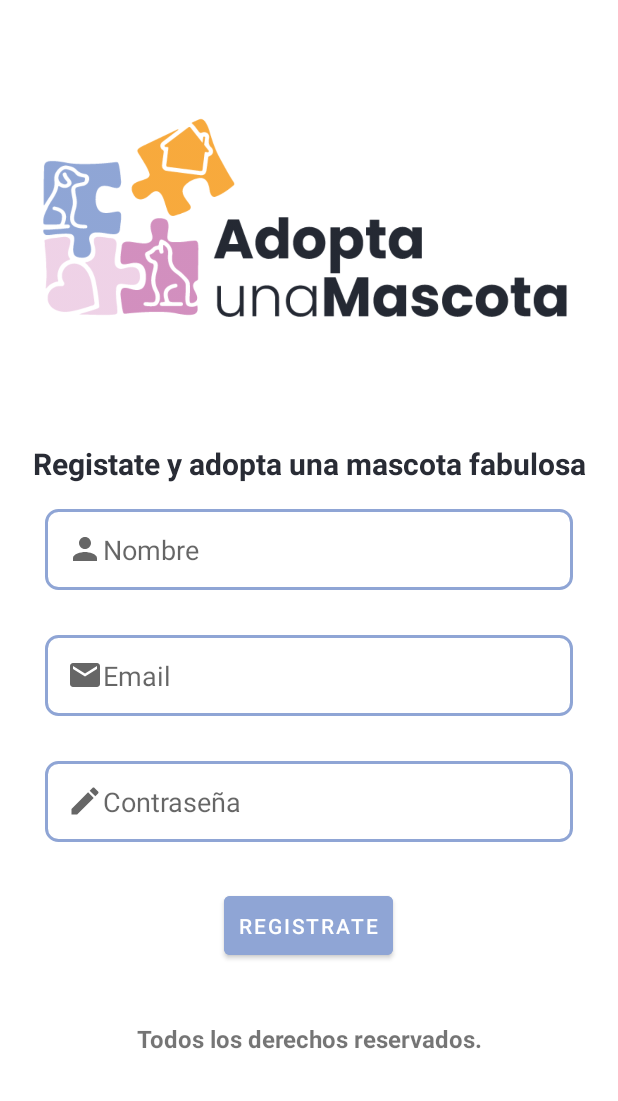
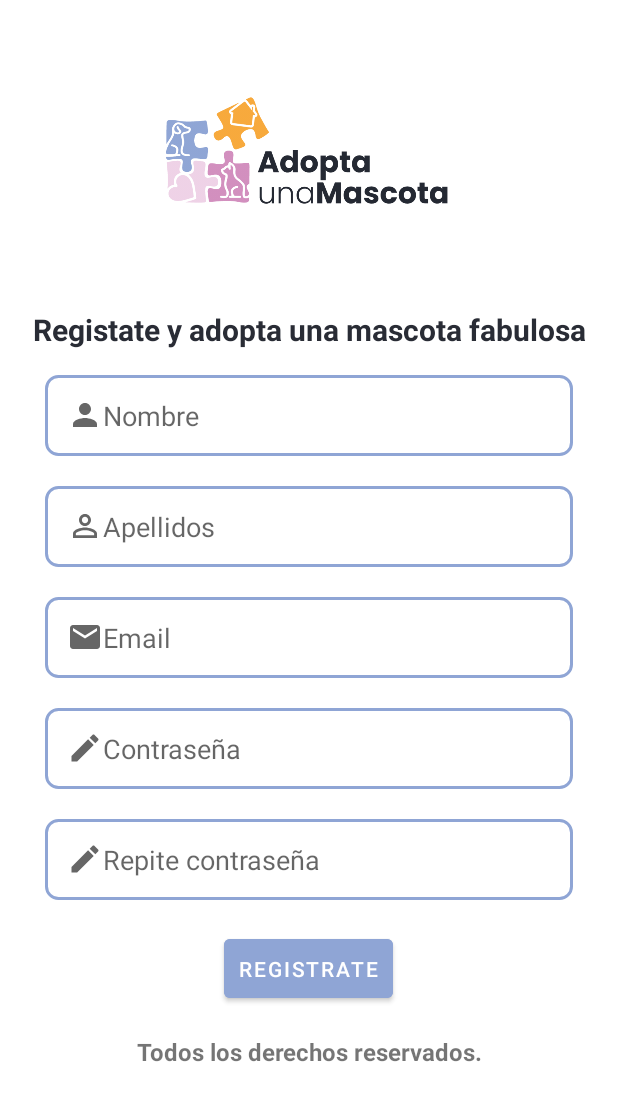
Before and after one commit to BelindaCev/AdoptaUnaMascotaNewFrontEnd, an Android app: the layout activity_registro.xml on its own in the app's theme, with its tools: preview values and no code run, on a phone screen of 412 x 824 dp. Shown: the top 1101 px of the screen. Run offline under Robolectric (Android 15) with nearby library versions, the phone set to English and light mode, and no system bars.

Commit message:
Cambios team

```diff
--- /dev/null
+++ b/app/src/main/res/drawable/baseline_perm_identity_24.xml
@@ -0,0 +1,5 @@
+<vector android:alpha="0.6" android:height="24dp" android:tint="#000000"
+    android:viewportHeight="24" android:viewportWidth="24"
+    android:width="24dp" xmlns:android="http://schemas.android.com/apk/res/android">
+    <path android:fillColor="@android:color/white" android:pathData="M12,5.9c1.16,0 2.1,0.94 2.1,2.1s-0.94,2.1 -2.1,2.1S9.9,9.16 9.9,8s0.94,-2.1 2.1,-2.1m0,9c2.97,0 6.1,1.46 6.1,2.1v1.1L5.9,18.1L5.9,17c0,-0.64 3.13,-2.1 6.1,-2.1M12,4C9.79,4 8,5.79 8,8s1.79,4 4,4 4,-1.79 4,-4 -1.79,-4 -4,-4zM12,13c-2.67,0 -8,1.34 -8,4v3h16v-3c0,-2.66 -5.33,-4 -8,-4z"/>
+</vector>
--- a/app/src/main/res/layout/activity_card_view.xml
+++ b/app/src/main/res/layout/activity_card_view.xml
@@ -9,9 +9,10 @@
         android:layout_width="wrap_content"
         android:layout_height="wrap_content"
         android:layout_margin="10dp"
+        android:padding="5dp"
         card_view:cardCornerRadius="10dp"
-        card_view:cardBackgroundColor="#FFFFFF"
-        card_view:cardStrokeColor="#000000"
+        card_view:cardBackgroundColor="@color/surface"
+        card_view:cardStrokeColor="@color/azul_claro"
         card_view:cardStrokeWidth="2dp">
 
         <LinearLayout
--- a/app/src/main/res/layout/activity_recuperar_pass.xml
+++ b/app/src/main/res/layout/activity_recuperar_pass.xml
@@ -24,7 +24,7 @@
         <TextView
             android:layout_width="match_parent"
             android:layout_height="wrap_content"
-            android:text="@string/recordar_password"
+            android:text="@string/olvidado_pass"
             android:textColor="@color/negro_opacidad"
             android:textStyle="bold"
             android:textSize="30sp"
@@ -38,10 +38,10 @@
             android:layout_height="wrap_content"
             android:text="@string/escribe_tu_correo"
             android:textColor="@color/negro_opacidad"
-            android:textStyle="bold"
-            android:textSize="24sp"
-            android:paddingLeft="15dp"
-            android:paddingRight="15dp"
+            android:textStyle="normal"
+            android:textSize="22sp"
+            android:paddingLeft="45dp"
+            android:paddingRight="45dp"
             android:gravity="center"
             android:layout_marginTop="20dp"
             android:layout_gravity="center"/>
--- a/app/src/main/res/layout/activity_registro.xml
+++ b/app/src/main/res/layout/activity_registro.xml
@@ -12,11 +12,12 @@
 
         <ImageView
             android:id="@+id/imageView"
-            android:layout_width="match_parent"
-            android:layout_height="0dp"
+            android:layout_width="200dp"
+            android:layout_height="200dp"
             android:layout_weight="1"
-            android:paddingRight="20dp"
-            android:paddingLeft="20dp"
+            android:paddingRight="0dp"
+            android:paddingLeft="0dp"
+            android:layout_gravity="center"
             android:src="@drawable/logo"
             />
 
@@ -38,10 +39,21 @@
             android:layout_height="wrap_content"
             android:layout_marginRight="30dp"
             android:layout_marginLeft="30dp"
-            android:layout_marginBottom="30dp"
+            android:layout_marginBottom="20dp"
             android:background="@drawable/edittext_box"
             android:hint="@string/nombre"
             android:drawableStart="@drawable/baseline_person_24"/>
+
+        <EditText
+            android:id="@+id/apellidosEditText"
+            android:layout_width="match_parent"
+            android:layout_height="wrap_content"
+            android:layout_marginRight="30dp"
+            android:layout_marginLeft="30dp"
+            android:layout_marginBottom="20dp"
+            android:background="@drawable/edittext_box"
+            android:hint="@string/apellidos"
+            android:drawableStart="@drawable/baseline_perm_identity_24"/>
 
         <EditText
             android:id="@+id/emaillEditText"
@@ -52,7 +64,7 @@
             android:hint="@string/email"
             android:background="@drawable/edittext_box"
             android:inputType="textPassword"
-            android:layout_marginBottom="30dp"
+            android:layout_marginBottom="20dp"
             android:drawableStart="@drawable/baseline_email_24"/>
 
         <EditText
@@ -64,7 +76,19 @@
             android:hint="@string/password"
             android:background="@drawable/edittext_box"
             android:inputType="textPassword"
-            android:layout_marginBottom="30dp"
+            android:layout_marginBottom="20dp"
+            android:drawableStart="@drawable/baseline_edit_24"/>
+
+        <EditText
+            android:id="@+id/repeatPasswordEditText"
+            android:layout_width="match_parent"
+            android:layout_height="wrap_content"
+            android:layout_marginRight="30dp"
+            android:layout_marginLeft="30dp"
+            android:hint="@string/repite_pass"
+            android:background="@drawable/edittext_box"
+            android:inputType="textPassword"
+            android:layout_marginBottom="20dp"
             android:drawableStart="@drawable/baseline_edit_24"/>
 
 
@@ -75,7 +99,7 @@
             android:text="@string/registrate_button"
             android:layout_gravity="center"
             android:padding="10dp"
-            android:layout_marginBottom="30dp"
+            android:layout_marginBottom="10dp"
             android:backgroundTint="@color/azul_oscuro" />
 
         <TextView
--- a/app/src/main/res/values/colors.xml
+++ b/app/src/main/res/values/colors.xml
@@ -9,4 +9,5 @@
     <color name="rosa_oscuro">#D18DBC</color>
     <color name="negro_opacidad">#292C35</color>
     <color name="azul_claro">#b1bfe2</color>
+    <color name="surface">#FFFFFF</color>
 </resources>
--- a/app/src/main/res/values/strings.xml
+++ b/app/src/main/res/values/strings.xml
@@ -14,4 +14,7 @@
     <string name="nombre">Nombre</string>
     <string name="registrate_button">REGISTRATE</string>
     <string name="todos_los_derechos_reservados">Todos los derechos reservados.</string>
+    <string name="repite_pass">Repite contraseña</string>
+    <string name="olvidado_pass">¿Has olvidado tu contraseña?</string>
+    <string name="apellidos">Apellidos</string>
 </resources>
```
